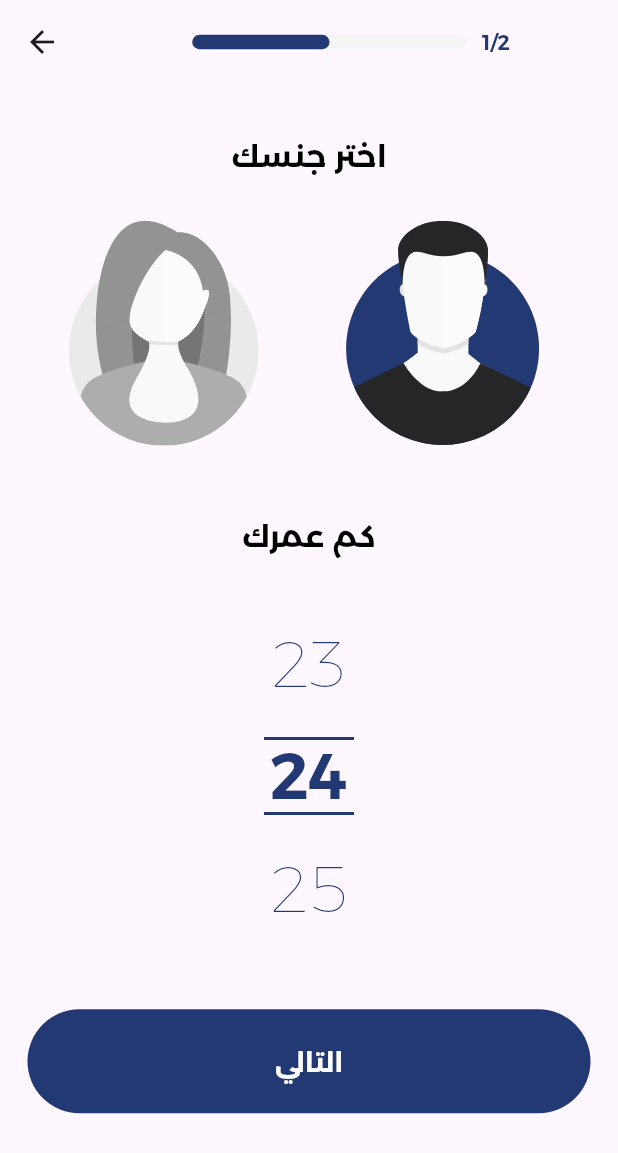
After one commit to HadyKhater/iqraa_app, a Flutter app: the SignInFemailView screen opened directly, after a tap on an icon or button, on a phone screen of 412 x 824 dp. The commit adds this screen. Shown: the top 1153 px of the screen. Run offline on Flutter 3.47's test engine with Material 3 defaults, Android fonts, the phone set to English and light mode, and no system bars; drawn by our look-alikes of numberpicker; our stand-ins replace flutter_screenutil, flutter_svg, smooth_page_indicator.

Commit message:
add NumberedWheelSlider and complet choose sex

```diff
--- a/lib/Widget/appbar_sign_in.dart
+++ b/lib/Widget/appbar_sign_in.dart
@@ -4,11 +4,12 @@ import 'package:iqraa_app/Widget/custom_Text.dart';
 import 'package:iqraa_app/const/const.dart';
 
 class AppBarSingIn extends StatelessWidget {
- const AppBarSingIn({super.key});
+  const AppBarSingIn({super.key});
 
   @override
   Widget build(BuildContext context) {
     return AppBar(
+      surfaceTintColor: Colors.white,
       title: Row(
         mainAxisAlignment: MainAxisAlignment.center,
         children: [
--- /dev/null
+++ b/lib/Widget/numbered_wheel_slider.dart
@@ -0,0 +1,85 @@
+import 'package:flutter/material.dart';
+import 'package:iqraa_app/const/const.dart';
+import 'package:numberpicker/numberpicker.dart';
+
+class NumberedWheelSlider extends StatefulWidget {
+  final int minValue;
+  final int maxValue;
+  final int initialValue;
+  final ValueChanged<int>? onChanged;
+
+  const NumberedWheelSlider({
+    Key? key,
+    required this.minValue,
+    required this.maxValue,
+    required this.initialValue,
+    this.onChanged,
+  }) : super(key: key);
+
+  @override
+  _NumberedWheelSliderState createState() => _NumberedWheelSliderState();
+}
+
+class _NumberedWheelSliderState extends State<NumberedWheelSlider> {
+  late int value;
+
+  @override
+  void initState() {
+    super.initState();
+    value = widget.initialValue;
+  }
+
+  @override
+  Widget build(BuildContext context) {
+    return Stack(
+      alignment: Alignment.center,
+      children: [
+        NumberPicker(
+          minValue: widget.minValue,
+          maxValue: widget.maxValue,
+          value: value,
+          onChanged: (value) {
+            setState(() {
+              value = value;
+            });
+            if (widget.onChanged != null) {
+              widget.onChanged!(value);
+            }
+          },
+          itemHeight: 75.0,
+          textStyle: const TextStyle(
+            fontSize: 43.0,
+            fontWeight: FontWeight.w400,
+            color: kPrimaryColor,
+          ),
+          selectedTextStyle: const TextStyle(
+              fontSize: 43.0,
+              fontWeight: FontWeight.w600,
+              color: kPrimaryColor),
+          axis: Axis.vertical,
+        ),
+        CustomPaint(
+          painter: LinePainter(),
+        ),
+      ],
+    );
+  }
+}
+
+class LinePainter extends CustomPainter {
+  @override
+  void paint(Canvas canvas, Size size) {
+    final paint = Paint()
+      ..color = kPrimaryColor
+      ..strokeWidth = 2.0
+      ..style = PaintingStyle.stroke;
+
+    canvas.drawLine(const Offset(-30, -25), const Offset(30, -25), paint);
+    canvas.drawLine(const Offset(-30, 25), const Offset(30, 25), paint);
+  }
+
+  @override
+  bool shouldRepaint(covariant CustomPainter oldDelegate) {
+    return false;
+  }
+}
--- a/lib/views/Sign in/sign_in.dart
+++ /dev/null
@@ -1,43 +0,0 @@
-import 'package:flutter/material.dart';
-import 'package:flutter/widgets.dart';
-import 'package:flutter_screenutil/flutter_screenutil.dart';
-import 'package:flutter_svg/svg.dart';
-import 'package:iqraa_app/Widget/appbar_sign_in.dart';
-import 'package:iqraa_app/Widget/custom_Text.dart';
-import 'package:iqraa_app/const/const.dart';
-
-class SignInView extends StatelessWidget {
-  const SignInView({super.key});
-
-  @override
-  Widget build(BuildContext context) {
-    return Scaffold(
-      body: Column(
-        children: [
-          const AppBarSingIn(),
-          SizedBox(
-            height: 28.0.h,
-          ),
-          CustomText(
-              title: 'اختر جنسك',
-              fontSize: 18.0.sp,
-              fontWeight: FontWeight.w700,
-              colorText: Colors.black),
-          SizedBox(
-            height: 10.0.h,
-          ),
-          Row(
-            mainAxisAlignment: MainAxisAlignment.center,
-            children: [
-              SvgPicture.asset('asstes/images/Avatar femail.svg'),
-              SizedBox(
-                width: 8.0.w,
-              ),
-              SvgPicture.asset('asstes/images/Avatar mail.svg')
-            ],
-          )
-        ],
-      ),
-    );
-  }
-}
--- /dev/null
+++ b/lib/views/Sign in/sign_in_femail.dart
@@ -0,0 +1,80 @@
+import 'package:flutter/cupertino.dart';
+import 'package:flutter/material.dart';
+import 'package:flutter/widgets.dart';
+import 'package:flutter_screenutil/flutter_screenutil.dart';
+import 'package:flutter_svg/svg.dart';
+import 'package:iqraa_app/Widget/appbar_sign_in.dart';
+import 'package:iqraa_app/Widget/custom_Text.dart';
+import 'package:iqraa_app/Widget/custom_button.dart';
+import 'package:iqraa_app/Widget/numbered_wheel_slider.dart';
+
+import 'sign_in_mail.dart';
+
+class SignInFemailView extends StatelessWidget {
+  const SignInFemailView({super.key});
+
+  @override
+  Widget build(BuildContext context) {
+    return Scaffold(
+      body: Column(
+        children: [
+          const AppBarSingIn(),
+          SizedBox(
+            height: 28.0.h,
+          ),
+          CustomText(
+              title: 'اختر جنسك',
+              fontSize: 18.0.sp,
+              fontWeight: FontWeight.w700,
+              colorText: Colors.black),
+          SizedBox(
+            height: 24.0.h,
+          ),
+          Row(
+            mainAxisAlignment: MainAxisAlignment.center,
+            children: [
+              SvgPicture.asset('asstes/images/Avatar femail.svg'),
+              SizedBox(
+                width: 44.0.w,
+              ),
+              GestureDetector(
+                  onTap: () {
+                    Navigator.push(
+                        context,
+                        MaterialPageRoute(
+                            builder: (context) => const SignInMailView()));
+                  },
+                  child: SvgPicture.asset('asstes/images/Avatar mail.svg'))
+            ],
+          ),
+          SizedBox(
+            height: 38.0.h,
+          ),
+          CustomText(
+              title: 'كم عمرك',
+              fontSize: 18.0.sp,
+              fontWeight: FontWeight.w600,
+              colorText: Colors.black),
+          SizedBox(
+            height: 28.0.h,
+          ),
+          NumberedWheelSlider(
+            minValue: 0,
+            maxValue: 100,
+            initialValue: 24,
+            onChanged: (value) {
+              print('Selected Value: $value');
+            },
+          ),
+          SizedBox(
+            height: 36.0.h,
+          ),
+          const CustomButton(title: 'التالي')
+        ],
+      ),
+    );
+  }
+}
+
+
+// Numbered wheel silider
--- /dev/null
+++ b/lib/views/Sign in/sign_in_mail.dart
@@ -0,0 +1,76 @@
+import 'package:flutter/cupertino.dart';
+import 'package:flutter/material.dart';
+import 'package:flutter/widgets.dart';
+import 'package:flutter_screenutil/flutter_screenutil.dart';
+import 'package:flutter_svg/svg.dart';
+import 'package:iqraa_app/Widget/appbar_sign_in.dart';
+import 'package:iqraa_app/Widget/custom_Text.dart';
+import 'package:iqraa_app/Widget/custom_button.dart';
+import 'package:iqraa_app/Widget/numbered_wheel_slider.dart';
+
+class SignInMailView extends StatelessWidget {
+  const SignInMailView({super.key});
+
+  @override
+  Widget build(BuildContext context) {
+    return Scaffold(
+      body: Column(
+        children: [
+          const AppBarSingIn(),
+          SizedBox(
+            height: 28.0.h,
+          ),
+          CustomText(
+              title: 'اختر جنسك',
+              fontSize: 18.0.sp,
+              fontWeight: FontWeight.w700,
+              colorText: Colors.black),
+          SizedBox(
+            height: 24.0.h,
+          ),
+          Row(
+            mainAxisAlignment: MainAxisAlignment.center,
+            children: [
+              GestureDetector(
+                  onTap: () {
+                    Navigator.pop(context);
+                  },
+                  child: SvgPicture.asset(
+                      'asstes/images/Female Deactivate 1.svg')),
+              SizedBox(
+                width: 44.0.w,
+              ),
+              SvgPicture.asset('asstes/images/Male Activate 1.svg')
+            ],
+          ),
+          SizedBox(
+            height: 38.0.h,
+          ),
+          CustomText(
+              title: 'كم عمرك',
+              fontSize: 18.0.sp,
+              fontWeight: FontWeight.w600,
+              colorText: Colors.black),
+          SizedBox(
+            height: 28.0.h,
+          ),
+          NumberedWheelSlider(
+            minValue: 0,
+            maxValue: 100,
+            initialValue: 24,
+            onChanged: (value) {
+              print('Selected Value: $value');
+            },
+          ),
+          SizedBox(
+            height: 36.0.h,
+          ),
+          const CustomButton(title: 'التالي')
+        ],
+      ),
+    );
+  }
+}
+
+
+// Numbered wheel silider
--- a/lib/views/onboarding/onboarding_view.dart
+++ b/lib/views/onboarding/onboarding_view.dart
@@ -3,7 +3,7 @@ import 'package:flutter_screenutil/flutter_screenutil.dart';
 import 'package:iqraa_app/Widget/custom_button.dart';
 import 'package:iqraa_app/Widget/custom_onboarding.dart';
 import 'package:iqraa_app/const/const.dart';
-import 'package:iqraa_app/views/Sign%20in/sign_in.dart';
+import 'package:iqraa_app/views/Sign%20in/sign_in_femail.dart';
 import 'package:smooth_page_indicator/smooth_page_indicator.dart';
 
 class OnboardingView extends StatefulWidget {
@@ -23,7 +23,7 @@ class _OnboardingViewState extends State<OnboardingView> {
       );
     } else {
       Navigator.push(
-          context, MaterialPageRoute(builder: (context) => const SignInView()));
+          context, MaterialPageRoute(builder: (context) => const SignInFemailView()));
     }
   }
 
--- a/pubspec.yaml
+++ b/pubspec.yaml
@@ -34,6 +34,9 @@ dependencies:
   flutter_screenutil: ^5.9.1
   flutter_svg: ^2.0.10+1
   smooth_page_indicator: ^1.1.0
+  # wheel_slider: ^1.2.1
+  # wheel_chooser: ^1.1.2
+  numberpicker: ^2.1.2
 
 dev_dependencies:
   flutter_lints: ^3.0.0
```
Also changed, not shown: asstes/images/Female Deactivate 1.svg (added), asstes/images/Male Activate 1.svg (added), pubspec.lock.
